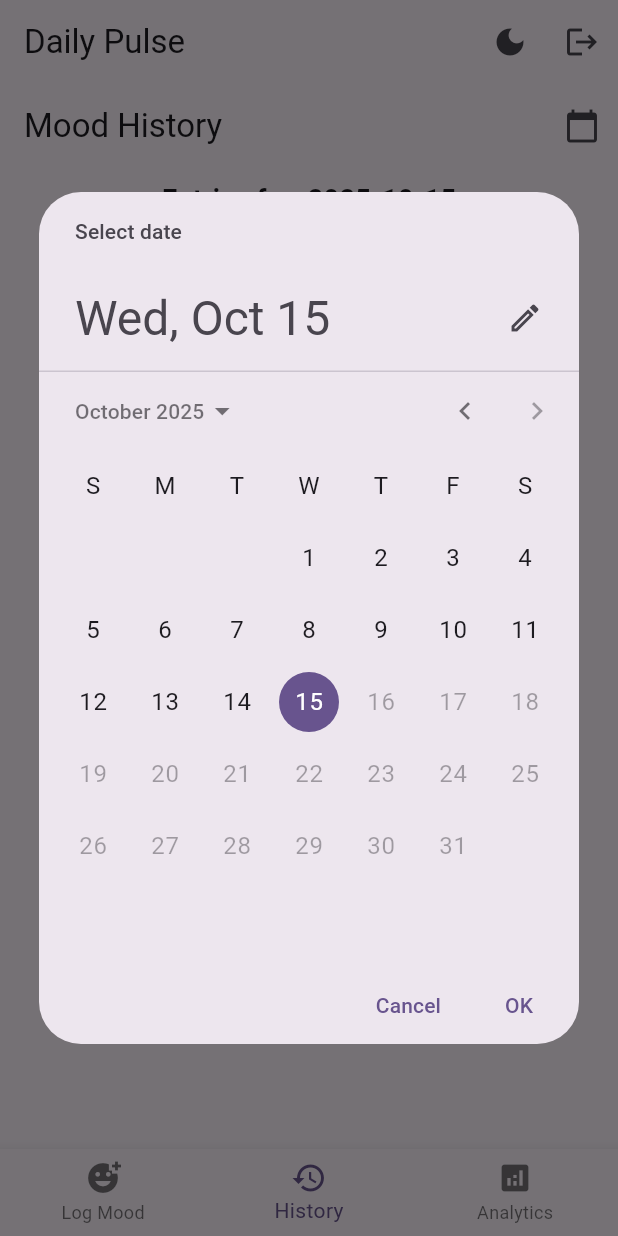
After one commit to vaibhavppandey/daily_pulse_app, a Flutter app: the HomePage screen opened directly, item 2 of the bottom bar chosen, after a tap on the "calendar today" icon, on a phone screen of 412 x 824 dp. The commit adds this screen. Run offline on Flutter 3.47's test engine with Material 3 defaults, Android fonts, the phone set to English and light mode, and no system bars; our stand-ins replace firebase_auth, firebase_core, flutter_secure_storage, shared_preferences, syncfusion_flutter_charts; accounts and stored records are empty.

Commit message:
feat: mood logging, history, analytics

```diff
--- /dev/null
+++ b/lib/pages/home_page.dart
@@ -0,0 +1,73 @@
+import 'package:daily_pulse_app/pages/login_signup_page.dart';
+import 'package:daily_pulse_app/pages/mood_analytics_page.dart';
+import 'package:daily_pulse_app/pages/mood_history_page.dart';
+import 'package:daily_pulse_app/pages/mood_logging_page.dart';
+import 'package:daily_pulse_app/providers/auth_provider.dart';
+import 'package:daily_pulse_app/widgets/theme_switcher_button.dart';
+import 'package:flutter/material.dart';
+import 'package:provider/provider.dart';
+
+class HomePage extends StatefulWidget {
+  const HomePage({super.key});
+
+  @override
+  State<HomePage> createState() => _HomePageState();
+}
+
+class _HomePageState extends State<HomePage> {
+  int _selectedIndex = 0;
+
+  static const List<Widget> _widgetOptions = <Widget>[
+    MoodLoggingPage(),
+    MoodHistoryPage(),
+    MoodAnalyticsPage(),
+  ];
+
+  void _onItemTapped(int index) {
+    setState(() {
+      _selectedIndex = index;
+    });
+  }
+
+  void _logout(BuildContext context) async {
+    final authProvider = Provider.of<AuthProvider>(context, listen: false);
+    await authProvider.logout();
+    if (mounted) {
+      Navigator.of(context).pushReplacement(
+        MaterialPageRoute(builder: (context) => const LoginSignupPage()),
+      );
+    }
+  }
+
+  @override
+  Widget build(BuildContext context) {
+    return Scaffold(
+      appBar: AppBar(
+        title: const Text('Daily Pulse'),
+        actions: [
+          const ThemeSwitcherButton(),
+          IconButton(
+            icon: const Icon(Icons.logout),
+            onPressed: () => _logout(context),
+          ),
+        ],
+      ),
+      body: Center(child: _widgetOptions.elementAt(_selectedIndex)),
+      bottomNavigationBar: BottomNavigationBar(
+        items: const <BottomNavigationBarItem>[
+          BottomNavigationBarItem(
+            icon: Icon(Icons.add_reaction),
+            label: 'Log Mood',
+          ),
+          BottomNavigationBarItem(icon: Icon(Icons.history), label: 'History'),
+          BottomNavigationBarItem(
+            icon: Icon(Icons.analytics),
+            label: 'Analytics',
+          ),
+        ],
+        currentIndex: _selectedIndex,
+        onTap: _onItemTapped,
+      ),
+    );
+  }
+}
--- /dev/null
+++ b/lib/pages/mood_history_page.dart
@@ -0,0 +1,76 @@
+import 'package:daily_pulse_app/widgets/mood_history_card.dart';
+import 'package:flutter/material.dart';
+import 'package:provider/provider.dart';
+import '../providers/mood_provider.dart';
+
+class MoodHistoryPage extends StatefulWidget {
+  const MoodHistoryPage({super.key});
+
+  @override
+  State<MoodHistoryPage> createState() => _MoodHistoryPageState();
+}
+
+class _MoodHistoryPageState extends State<MoodHistoryPage> {
+  @override
+  void initState() {
+    super.initState();
+    Provider.of<MoodProvider>(context, listen: false).loadEntries();
+  }
+
+  Future<void> _selectDate(BuildContext context) async {
+    final moodProvider = Provider.of<MoodProvider>(context, listen: false);
+    final DateTime? picked = await showDatePicker(
+      context: context,
+      initialDate: moodProvider.selectedDate,
+      firstDate: DateTime(2020),
+      lastDate: DateTime.now(),
+    );
+    if (picked != null && picked != moodProvider.selectedDate) {
+      moodProvider.setSelectedDate(picked);
+    }
+  }
+
+  @override
+  Widget build(BuildContext context) {
+    return Consumer<MoodProvider>(
+      builder: (context, moodProvider, child) {
+        return Scaffold(
+          appBar: AppBar(
+            title: const Text('Mood History'),
+            actions: [
+              IconButton(
+                icon: const Icon(Icons.calendar_today),
+                onPressed: () => _selectDate(context),
+              ),
+            ],
+          ),
+          body: Column(
+            children: [
+              Padding(
+                padding: const EdgeInsets.all(8.0),
+                child: Text(
+                  'Entries for: ${moodProvider.selectedDate.toLocal().toString().split(' ')[0]}',
+                  style: const TextStyle(
+                    fontSize: 18,
+                    fontWeight: FontWeight.bold,
+                  ),
+                ),
+              ),
+              Expanded(
+                child: moodProvider.selectedEntries.isEmpty
+                    ? const Center(child: Text('No entries for this day.'))
+                    : ListView.builder(
+                        itemCount: moodProvider.selectedEntries.length,
+                        itemBuilder: (context, index) {
+                          final entry = moodProvider.selectedEntries[index];
+                          return MoodHistoryCard(entry: entry);
+                        },
+                      ),
+              ),
+            ],
+          ),
+        );
+      },
+    );
+  }
+}
--- a/lib/providers/mood_provider.dart
+++ b/lib/providers/mood_provider.dart
@@ -4,8 +4,17 @@ import '../models/mood_entry.dart';
 
 class MoodProvider with ChangeNotifier {
   List<MoodEntry> _entries = [];
+  DateTime _selectedDate = DateTime.now();
 
   List<MoodEntry> get entries => _entries;
+  DateTime get selectedDate => _selectedDate;
+
+  List<MoodEntry> get selectedEntries => _entries
+      .where((entry) =>
+          entry.date.year == _selectedDate.year &&
+          entry.date.month == _selectedDate.month &&
+          entry.date.day == _selectedDate.day)
+      .toList();
 
   Future<void> loadEntries() async {
     final prefs = await SharedPreferences.getInstance();
@@ -25,4 +34,9 @@ class MoodProvider with ChangeNotifier {
     await prefs.setString('mood_entries', MoodEntry.encode(_entries));
     notifyListeners();
   }
+
+  void setSelectedDate(DateTime date) {
+    _selectedDate = date;
+    notifyListeners();
+  }
 }
--- /dev/null
+++ b/lib/providers/theme_provider.dart
@@ -0,0 +1,24 @@
+import 'package:flutter/material.dart';
+import 'package:shared_preferences/shared_preferences.dart';
+
+class ThemeProvider with ChangeNotifier {
+  static const String _themeModeKey = 'theme_mode';
+
+  ThemeMode _themeMode = ThemeMode.system;
+
+  ThemeMode get themeMode => _themeMode;
+
+  Future<void> loadThemeMode() async {
+    final prefs = await SharedPreferences.getInstance();
+    final themeModeIndex = prefs.getInt(_themeModeKey) ?? ThemeMode.system.index;
+    _themeMode = ThemeMode.values[themeModeIndex];
+    notifyListeners();
+  }
+
+  Future<void> setThemeMode(ThemeMode themeMode) async {
+    _themeMode = themeMode;
+    final prefs = await SharedPreferences.getInstance();
+    await prefs.setInt(_themeModeKey, themeMode.index);
+    notifyListeners();
+  }
+}
--- /dev/null
+++ b/lib/widgets/frequent_mood_card.dart
@@ -0,0 +1,37 @@
+import 'package:flutter/material.dart';
+import '../models/mood_entry.dart';
+
+class FrequentMoodCard extends StatelessWidget {
+  final List<MoodEntry> entries;
+
+  const FrequentMoodCard({super.key, required this.entries});
+
+  @override
+  Widget build(BuildContext context) {
+    if (entries.isEmpty) {
+      return const SizedBox.shrink();
+    }
+
+    final moodCounts = <String, int>{};
+    for (final entry in entries) {
+      moodCounts[entry.mood] = (moodCounts[entry.mood] ?? 0) + 1;
+    }
+
+    final mostFrequentMood = moodCounts.entries.reduce(
+      (a, b) => a.value > b.value ? a : b,
+    );
+
+    return Row(
+      children: [
+        const Text(
+          'Most Frequent Mood: ',
+          style: TextStyle(fontSize: 18),
+        ),
+        Text(
+          mostFrequentMood.key,
+          style: const TextStyle(fontSize: 24),
+        ),
+      ],
+    );
+  }
+}
--- /dev/null
+++ b/lib/widgets/mood_chart.dart
@@ -0,0 +1,41 @@
+import 'package:flutter/material.dart';
+import 'package:syncfusion_flutter_charts/charts.dart';
+import '../models/mood_entry.dart';
+
+class MoodChart extends StatelessWidget {
+  final List<MoodEntry> entries;
+
+  const MoodChart({super.key, required this.entries});
+
+  @override
+  Widget build(BuildContext context) {
+    final moodCounts = <String, int>{};
+    for (var entry in entries) {
+      moodCounts[entry.mood] = (moodCounts[entry.mood] ?? 0) + 1;
+    }
+
+    final chartData = moodCounts.entries
+        .map((entry) => _ChartData(entry.key, entry.value.toDouble()))
+        .toList();
+
+    return SfCircularChart(
+      title: ChartTitle(text: 'Mood Distribution'),
+      legend: Legend(isVisible: true),
+      series: <CircularSeries<_ChartData, String>>[
+        PieSeries<_ChartData, String>(
+          dataSource: chartData,
+          xValueMapper: (_ChartData data, _) => data.mood,
+          yValueMapper: (_ChartData data, _) => data.count,
+          dataLabelMapper: (_ChartData data, _) => '${data.mood} (${data.count.toInt()})',
+          dataLabelSettings: const DataLabelSettings(isVisible: true),
+        ),
+      ],
+    );
+  }
+}
+
+class _ChartData {
+  _ChartData(this.mood, this.count);
+  final String mood;
+  final double count;
+}
--- /dev/null
+++ b/lib/widgets/mood_selection.dart
@@ -0,0 +1,42 @@
+import 'package:flutter/material.dart';
+
+class MoodSelection extends StatelessWidget {
+  const MoodSelection({
+    super.key,
+    required this.moods,
+    required this.selectedMood,
+    required this.onMoodSelected,
+  });
+
+  final List<String> moods;
+  final String? selectedMood;
+  final ValueChanged<String> onMoodSelected;
+
+  @override
+  Widget build(BuildContext context) {
+    return SingleChildScrollView(
+      scrollDirection: Axis.horizontal,
+      child: Row(
+        children: moods.map((mood) {
+          final isSelected = selectedMood == mood;
+          return GestureDetector(
+            onTap: () => onMoodSelected(mood),
+            child: Container(
+              padding: const EdgeInsets.all(8.0),
+              decoration: BoxDecoration(
+                color: isSelected
+                    ? Theme.of(context).primaryColor.withOpacity(0.3)
+                    : Colors.transparent,
+                borderRadius: BorderRadius.circular(10),
+              ),
+              child: Text(
+                mood,
+                style: const TextStyle(fontSize: 30),
+              ),
+            ),
+          );
+        }).toList(),
+      ),
+    );
+  }
+}
--- /dev/null
+++ b/lib/widgets/positive_negative_card.dart
@@ -0,0 +1,34 @@
+import 'package:flutter/material.dart';
+import '../models/mood_entry.dart';
+
+class PositiveNegativeCard extends StatelessWidget {
+  final List<MoodEntry> entries;
+
+  const PositiveNegativeCard({super.key, required this.entries});
+
+  @override
+  Widget build(BuildContext context) {
+    final positiveDays =
+        entries.where((entry) => _isPositive(entry.mood)).length;
+    final negativeDays = entries.length - positiveDays;
+
+    return Column(
+      crossAxisAlignment: CrossAxisAlignment.start,
+      children: [
+        Text(
+          'Positive Days: $positiveDays',
+          style: const TextStyle(fontSize: 18, color: Colors.green),
+        ),
+        Text(
+          'Negative Days: $negativeDays',
+          style: const TextStyle(fontSize: 18, color: Colors.red),
+        ),
+      ],
+    );
+  }
+
+  bool _isPositive(String mood) {
+    const positiveMoods = ['😊', '😄', '😍', '😎', '🎉'];
+    return positiveMoods.contains(mood);
+  }
+}
--- /dev/null
+++ b/lib/widgets/theme_switcher_button.dart
@@ -0,0 +1,29 @@
+import 'package:daily_pulse_app/providers/theme_provider.dart';
+import 'package:flutter/material.dart';
+import 'package:provider/provider.dart';
+
+class ThemeSwitcherButton extends StatelessWidget {
+  const ThemeSwitcherButton({super.key});
+
+  @override
+  Widget build(BuildContext context) {
+    return Consumer<ThemeProvider>(
+      builder: (context, themeProvider, child) {
+        return IconButton(
+          onPressed: () {
+            themeProvider.setThemeMode(
+              themeProvider.themeMode == ThemeMode.dark
+                  ? ThemeMode.light
+                  : ThemeMode.dark,
+            );
+          },
+          icon: Icon(
+            themeProvider.themeMode == ThemeMode.dark
+                ? Icons.light_mode
+                : Icons.dark_mode,
+          ),
+        );
+      },
+    );
+  }
+}
--- /dev/null
+++ b/lib/widgets/total_entries_card.dart
@@ -0,0 +1,16 @@
+import 'package:flutter/material.dart';
+import '../models/mood_entry.dart';
+
+class TotalEntriesCard extends StatelessWidget {
+  final List<MoodEntry> entries;
+
+  const TotalEntriesCard({super.key, required this.entries});
+
+  @override
+  Widget build(BuildContext context) {
+    return Text(
+      'Total Entries: \${entries.length}',
+      style: const TextStyle(fontSize: 18, fontWeight: FontWeight.bold),
+    );
+  }
+}
--- a/pubspec.yaml
+++ b/pubspec.yaml
@@ -39,6 +39,7 @@ dependencies:
   firebase_auth: ^6.1.1
   flutter_secure_storage: ^9.2.4
   shared_preferences: ^2.5.3
+  syncfusion_flutter_charts: ^31.1.23
 
 dev_dependencies:
   flutter_test:
```
Also changed, not shown: lib/app/app.dart (+19 -6 lines), lib/main.dart (+12 -2 lines), lib/pages/mood_analytics_page.dart (added, +56 -0 lines), lib/pages/mood_logging_page.dart (renamed from lib/pages/mood_logging_screen.dart, +13 -31 lines), lib/widgets/login_card.dart (+13 -2 lines), lib/widgets/mood_history_card.dart (added, +28 -0 lines), lib/widgets/signup_card.dart (+12 -2 lines), pubspec.lock.
